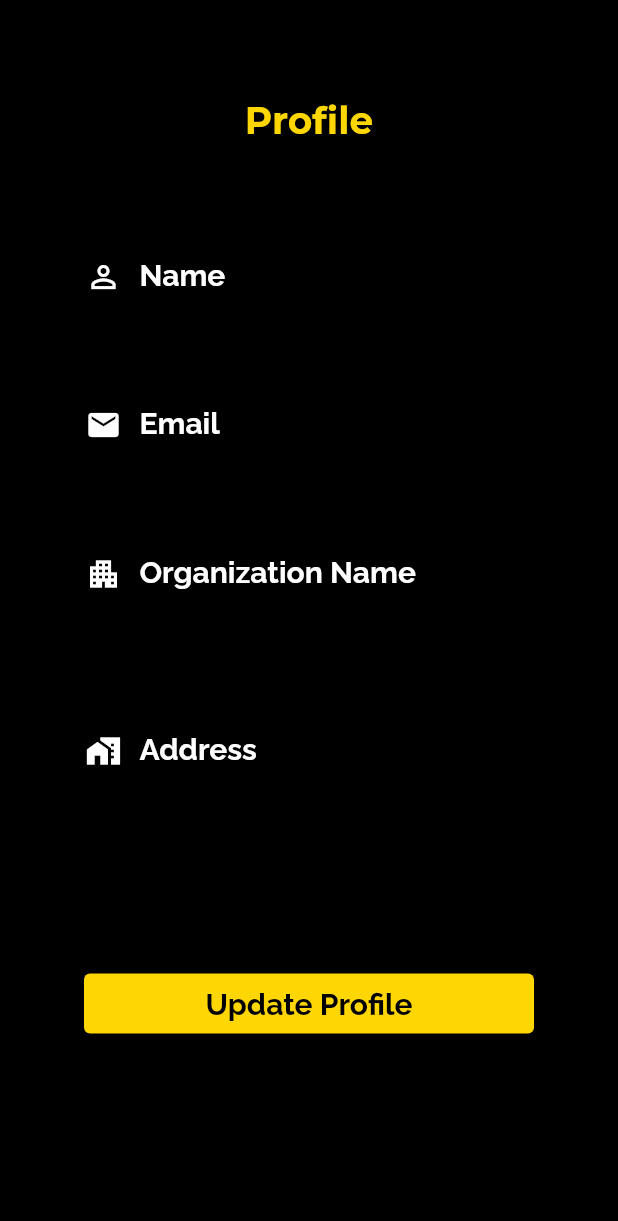
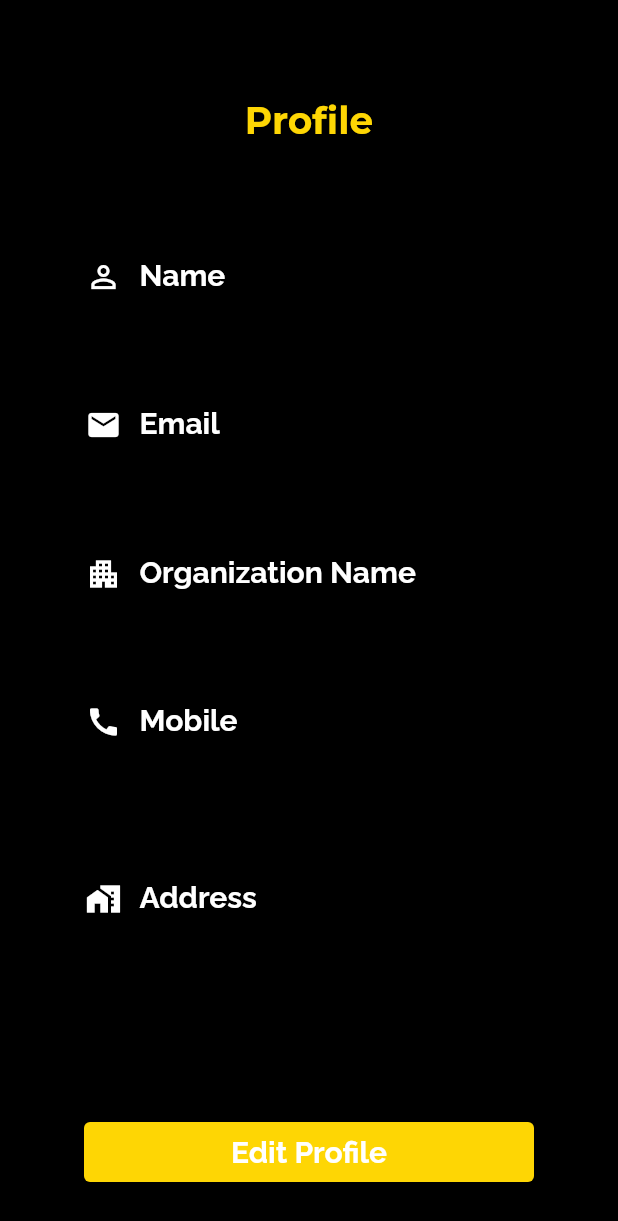
Before and after one commit to farhaannnn/autofocus, a Flutter app: the Profilescreen screen opened directly, on a phone screen of 412 x 824 dp. Shown: the top 1221 px of the screen. Run offline on Flutter 3.47's test engine with Material 2 defaults, Android fonts, the phone set to English and light mode, and no system bars; our stand-ins replace cloud_firestore, firebase_auth, firebase_core, flutter_signin_button, get, google_fonts and 1 more; accounts and stored records are empty.

Commit message:
Company Interface updated.

```diff
--- a/lib/company_interface/profile.dart
+++ b/lib/company_interface/profile.dart
@@ -1,6 +1,11 @@
+import 'package:auto_focus/company_interface/home.dart';
+import 'package:cloud_firestore/cloud_firestore.dart';
+import 'package:firebase_auth/firebase_auth.dart';
+import 'package:firebase_core/firebase_core.dart';
 import 'package:flutter/material.dart';
 import 'package:flutter/src/widgets/framework.dart';
 import 'package:flutter/src/widgets/placeholder.dart';
+import 'package:get/get.dart';
 import 'package:google_fonts/google_fonts.dart';
 
 class Profilescreen extends StatefulWidget {
@@ -10,10 +15,51 @@ class Profilescreen extends StatefulWidget {
   State<Profilescreen> createState() => _ProfilescreenState();
 }
 
+bool state = false;
+bool btn = false;
+String txt = "Edit Profile";
+final _namecontroller = TextEditingController();
+final _addresscontroller = TextEditingController();
+final _orgnamecontroller = TextEditingController();
+final _emailcontroller = TextEditingController();
+final _mobilecontroller = TextEditingController();
+
+updateprof() async {
+  await FirebaseFirestore.instance
+      .collection('partners')
+      .doc(FirebaseAuth.instance.currentUser!.uid)
+      .update({
+    'address': _addresscontroller.text,
+    'email': _emailcontroller.text,
+    'companyname': _orgnamecontroller.text,
+    'mobile': _mobilecontroller.text,
+    'name': _namecontroller.text,
+  });
+}
+
+getinfo() async {
+  DocumentSnapshot snap = await FirebaseFirestore.instance
+      .collection('partners')
+      .doc(FirebaseAuth.instance.currentUser!.uid)
+      .get();
+  _namecontroller.text = (snap.data() as Map<String, dynamic>)['name'];
+  _emailcontroller.text = (snap.data() as Map<String, dynamic>)['email'];
+  _orgnamecontroller.text =
+      (snap.data() as Map<String, dynamic>)['companyname'];
+  _mobilecontroller.text = (snap.data() as Map<String, dynamic>)['mobile'];
+  _addresscontroller.text = (snap.data() as Map<String, dynamic>)['address'];
+}
+
 class _ProfilescreenState extends State<Profilescreen> {
   static const grey = 0xFF9D9D9D;
   static const yellow = 0xFFFED604;
   @override
+  void initState() {
+    // TODO: implement initState
+    super.initState();
+    getinfo();
+  }
+
   Widget build(BuildContext context) {
     return Scaffold(
       resizeToAvoidBottomInset: false,
@@ -42,6 +88,9 @@ class _ProfilescreenState extends State<Profilescreen> {
               Padding(
                 padding: const EdgeInsets.only(left: 20, right: 30),
                 child: TextFormField(
+                  enabled: state,
+                  style: const TextStyle(color: Colors.white),
+                  controller: _namecontroller,
                   decoration: InputDecoration(
                       prefixIcon: const Icon(Icons.perm_identity),
                       prefixIconColor: Colors.white,
@@ -60,6 +109,9 @@ class _ProfilescreenState extends State<Profilescreen> {
               Padding(
                 padding: const EdgeInsets.only(left: 20, right: 30),
                 child: TextFormField(
+                  enabled: state,
+                  style: const TextStyle(color: Colors.white),
+                  controller: _emailcontroller,
                   decoration: InputDecoration(
                       prefixIcon: const Icon(Icons.mail),
                       prefixIconColor: Colors.white,
@@ -78,6 +130,9 @@ class _ProfilescreenState extends State<Profilescreen> {
               Padding(
                 padding: const EdgeInsets.only(left: 20, right: 30),
                 child: TextFormField(
+                  enabled: state,
+                  style: const TextStyle(color: Colors.white),
+                  controller: _orgnamecontroller,
                   decoration: InputDecoration(
                       prefixIcon: const Icon(Icons.apartment),
                       prefixIconColor: Colors.white,
@@ -96,6 +151,30 @@ class _ProfilescreenState extends State<Profilescreen> {
               Padding(
                 padding: const EdgeInsets.only(left: 20, right: 30),
                 child: TextFormField(
+                  style: const TextStyle(color: Colors.white),
+                  enabled: state,
+                  controller: _mobilecontroller,
+                  decoration: InputDecoration(
+                      prefixIcon: const Icon(Icons.call),
+                      prefixIconColor: Colors.white,
+                      label: Text(
+                        'Mobile',
+                        style: GoogleFonts.raleway(
+                            color: Colors.white,
+                            fontSize: 20,
+                            fontWeight: FontWeight.bold),
+                      )),
+                ),
+              ),
+              const SizedBox(
+                height: 40,
+              ),
+              Padding(
+                padding: const EdgeInsets.only(left: 20, right: 30),
+                child: TextFormField(
+                  enabled: state,
+                  style: const TextStyle(color: Colors.white),
+                  controller: _addresscontroller,
                   minLines: 3,
                   maxLines: 3,
                   decoration: InputDecoration(
@@ -121,14 +200,29 @@ class _ProfilescreenState extends State<Profilescreen> {
                       style: ElevatedButton.styleFrom(
                         backgroundColor: const Color(yellow),
                       ),
-                      onPressed: () {},
+                      onPressed: () {
+
+                          setState(() {
+                            state = !state;
+                            btn = !btn;
+                            if (btn) {
+                              txt = "Update Profile";
+                            } else {
+                              updateprof();
+                              txt = "Edit Profile";
+                            }
+                          });
+                        }
+                      ,
                       child: Text(
-                        'Update Profile',
+                        txt,
                         style: GoogleFonts.raleway(
-                            color: Colors.black,
+                            color: Colors.white,
                             fontSize: 20,
                             fontWeight: FontWeight.bold),
-                      )))
+                      )
+                  )),
+
             ],
           ),
         ),
--- a/lib/user_interface/profile.dart
+++ b/lib/user_interface/profile.dart
@@ -15,8 +15,8 @@ class Profilescreen extends StatefulWidget {
 class _ProfilescreenState extends State<Profilescreen> {
   final _mobilecon = TextEditingController();
   final _addresscon = TextEditingController();
-  var _emailcon = TextEditingController();
-  var _namecon = TextEditingController();
+  final _emailcon = TextEditingController();
+  final _namecon = TextEditingController();
 
   bool _enabled = false;
   bool btn = false;
@@ -24,7 +24,6 @@ class _ProfilescreenState extends State<Profilescreen> {
   @override
 
   void initState() {
-    // TODO: implement initState
     super.initState();
     getname();
   }
@@ -36,12 +35,11 @@ class _ProfilescreenState extends State<Profilescreen> {
         .collection('users')
         .doc(FirebaseAuth.instance.currentUser!.uid)
         .get();
-    setState(() {
+
       _emailcon.text = (snap.data() as Map<String, dynamic>)['email'];
       _namecon.text = (snap.data() as Map<String, dynamic>)['name'];
       _addresscon.text = (snap.data() as Map<String, dynamic>)['address'];
       _mobilecon.text = (snap.data() as Map<String, dynamic>)['mobile'];
-    });
   }
 
   storedetails() async {
```
Also changed, not shown: lib/main.dart (+17 -16 lines).
